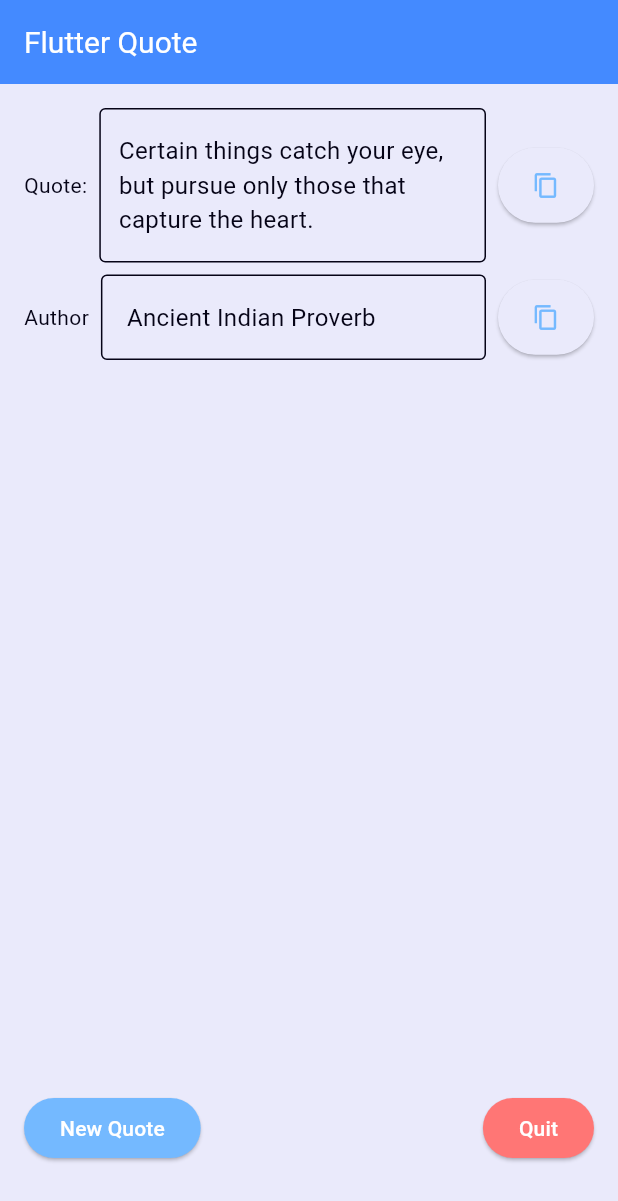
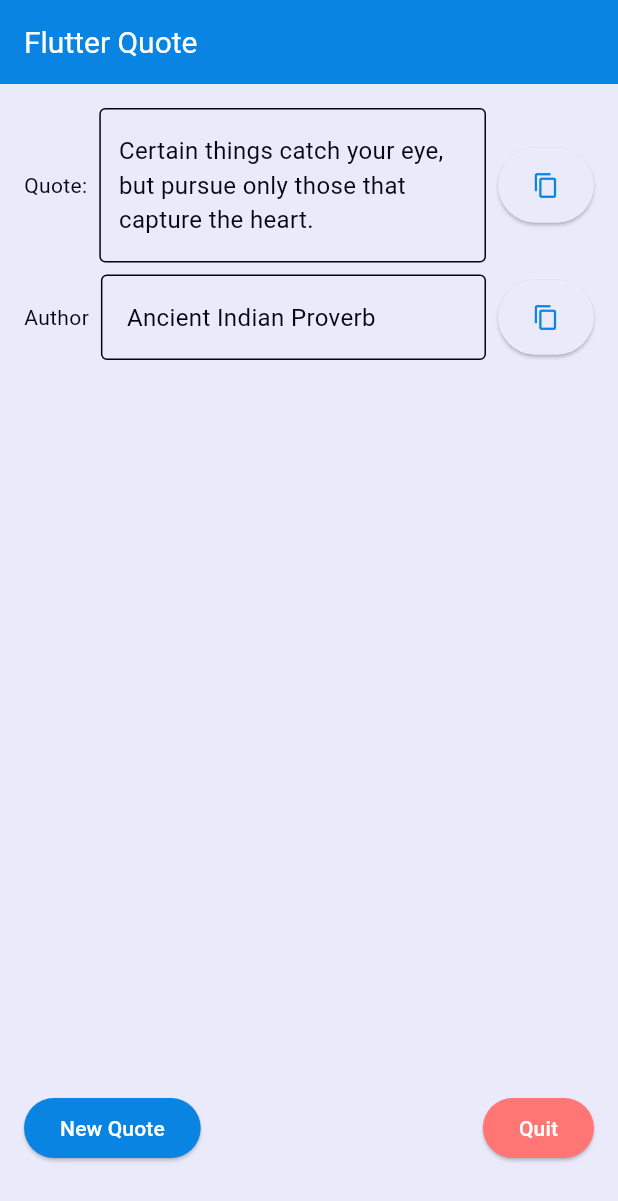
Before and after one commit to simpleittools/flutter-quote, a Flutter app: the screen it shows after launch, on a phone screen of 412 x 824 dp. Shown: the top 1201 px of the screen. Run offline on Flutter 3.47's test engine with Material 3 defaults, Android fonts, the light colour scheme and no system bars; missing offline and left inert: desktop_window, window_size.

Commit message:
correct theme colors

```diff
--- a/lib/core/theme/theme.dart
+++ b/lib/core/theme/theme.dart
@@ -4,11 +4,11 @@ final ThemeData lightTheme = ThemeData(
   brightness: Brightness.light,
   appBarTheme: const AppBarTheme(
     // TODO: change the colors to use the colorScheme
-    backgroundColor: Colors.blueAccent,
+    backgroundColor: Color(0xff0984e3),
     titleTextStyle: TextStyle(color: Colors.white, fontSize: 20),
   ),
   colorScheme: ColorScheme.light(
-    primary: Color(0xff74b9ff),
+    primary: Color(0xff0984e3),
     onPrimary: Color(0xffdfe6e9),
     primaryContainer: Color(0xff55efc4),
     secondary: Color(0xffffeaa7),
--- a/lib/views/home_view.dart
+++ b/lib/views/home_view.dart
@@ -92,7 +92,7 @@ class _HomeViewState extends State<HomeView> {
                       style: ElevatedButton.styleFrom(
                         backgroundColor:
                             isDark
-                                ? theme.colorScheme.primaryContainer
+                                ? theme.colorScheme.primary
                                 : theme.colorScheme.primary,
                         foregroundColor:
                             isDark
```
